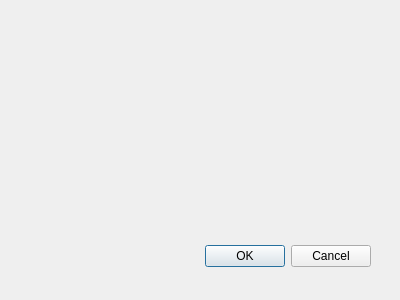
The window that UIFiles/cryptocurrencydialog.ui (ukll/investpor) describes before a commit, drawn with Qt 5.
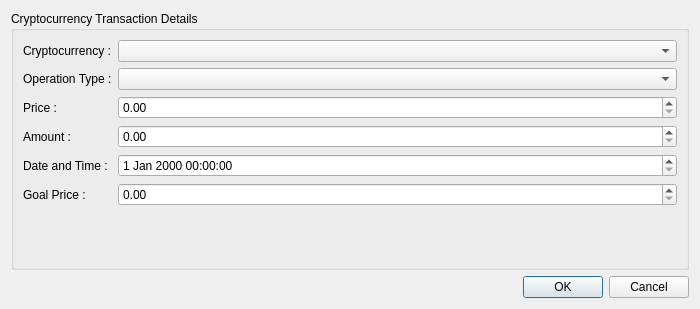
The same window after the commit.

Commit message: Adds CryptocurrencyDialog design

```diff
--- a/UIFiles/cryptocurrencydialog.ui
+++ b/UIFiles/cryptocurrencydialog.ui
@@ -8,29 +8,103 @@
    <rect>
     <x>0</x>
     <y>0</y>
-    <width>400</width>
-    <height>300</height>
+    <width>700</width>
+    <height>309</height>
    </rect>
   </property>
+  <property name="minimumSize">
+   <size>
+    <width>700</width>
+    <height>0</height>
+   </size>
+  </property>
   <property name="windowTitle">
    <string>Dialog</string>
   </property>
-  <widget class="QDialogButtonBox" name="buttonBox">
-   <property name="geometry">
-    <rect>
-     <x>30</x>
-     <y>240</y>
-     <width>341</width>
-     <height>32</height>
-    </rect>
-   </property>
-   <property name="orientation">
-    <enum>Qt::Horizontal</enum>
-   </property>
-   <property name="standardButtons">
-    <set>QDialogButtonBox::Cancel|QDialogButtonBox::Ok</set>
-   </property>
-  </widget>
+  <layout class="QVBoxLayout" name="verticalLayout_2">
+   <item>
+    <widget class="QGroupBox" name="gbCryptocurrencyTransactionDetails">
+     <property name="title">
+      <string>Cryptocurrency Transaction Details</string>
+     </property>
+     <layout class="QFormLayout" name="formLayout">
+      <item row="0" column="0">
+       <widget class="QLabel" name="lblCryptocurrency">
+        <property name="text">
+         <string>Cryptocurrency :</string>
+        </property>
+       </widget>
+      </item>
+      <item row="0" column="1">
+       <widget class="QComboBox" name="cbCryptocurrency"/>
+      </item>
+      <item row="1" column="0">
+       <widget class="QLabel" name="lblOperationType">
+        <property name="text">
+         <string>Operation Type :</string>
+        </property>
+       </widget>
+      </item>
+      <item row="1" column="1">
+       <widget class="QComboBox" name="cbOperationType"/>
+      </item>
+      <item row="2" column="0">
+       <widget class="QLabel" name="lblPrice">
+        <property name="text">
+         <string>Price :</string>
+        </property>
+       </widget>
+      </item>
+      <item row="2" column="1">
+       <widget class="QDoubleSpinBox" name="dsbPrice"/>
+      </item>
+      <item row="3" column="0">
+       <widget class="QLabel" name="lblAmount">
+        <property name="text">
+         <string>Amount :</string>
+        </property>
+       </widget>
+      </item>
+      <item row="3" column="1">
+       <widget class="QDoubleSpinBox" name="dsbAmount"/>
+      </item>
+      <item row="4" column="0">
+       <widget class="QLabel" name="lblDateTime">
+        <property name="text">
+         <string>Date and Time :</string>
+        </property>
+       </widget>
+      </item>
+      <item row="4" column="1">
+       <widget class="QDateTimeEdit" name="dteDateTime"/>
+      </item>
+      <item row="5" column="0">
+       <widget class="QLabel" name="lblGoalPrice">
+        <property name="text">
+         <string>Goal Price :</string>
+        </property>
+       </widget>
+      </item>
+      <item row="5" column="1">
+       <widget class="QDoubleSpinBox" name="dsbGoalPrice"/>
+      </item>
+     </layout>
+    </widget>
+   </item>
+   <item>
+    <widget class="QDialogButtonBox" name="bbTransactionApproval">
+     <property name="orientation">
+      <enum>Qt::Horizontal</enum>
+     </property>
+     <property name="standardButtons">
+      <set>QDialogButtonBox::Cancel|QDialogButtonBox::Ok</set>
+     </property>
+    </widget>
+   </item>
+   <item>
+    <layout class="QVBoxLayout" name="vlStatusBar"/>
+   </item>
+  </layout>
  </widget>
  <pixmapfunction/>
  <resources/>
```
Left out of the diff: 9 changed lines with no effect on the pictures.
